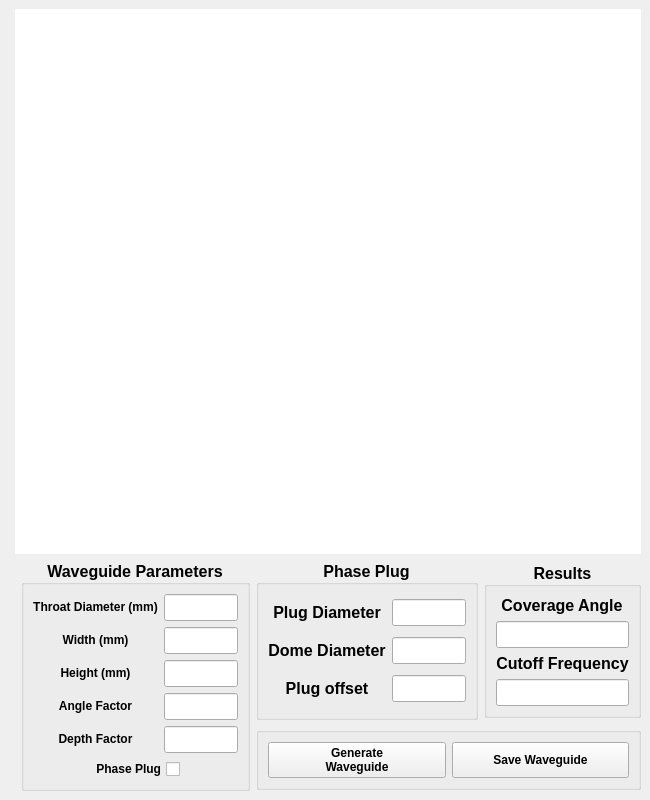
Qt form pyvistaGUI.ui (garciachristian829/Waveguide-Designer) before a commit.
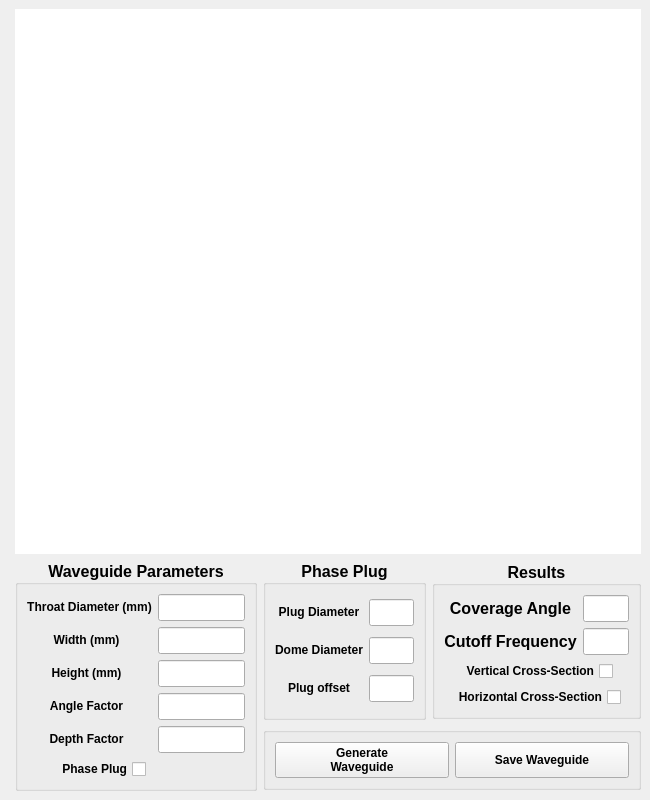
The same form after that commit.

Commit message:
Waveguide Designer R2.py -Working code for vertical and horizontal cross-sections -added checkboxes to GUI for vertical horizontal cross-section
To Do:
-add legend to show height of waveguide
-Shorten code to perform cross-sections
-understand why pyvista.slice does not work for vertical lines

On Going:
-Look for optimizations and places to shorten code

All other files are either testing grounds or GUI

What changed in the file:
```diff
--- a/pyvistaGUI.ui
+++ b/pyvistaGUI.ui
@@ -35,8 +35,8 @@
    <property name="focusPolicy">
     <enum>Qt::StrongFocus</enum>
    </property>
-   <layout class="QGridLayout" name="gridLayout_4">
-    <item row="0" column="0" rowspan="3">
+   <layout class="QGridLayout" name="gridLayout_8">
+    <item row="0" column="0" rowspan="2">
      <spacer name="verticalSpacer">
       <property name="orientation">
        <enum>Qt::Vertical</enum>
@@ -49,79 +49,7 @@
       </property>
      </spacer>
     </item>
-    <item row="3" column="0" colspan="5">
-     <spacer name="horizontalSpacer">
-      <property name="orientation">
-       <enum>Qt::Horizontal</enum>
-      </property>
-      <property name="sizeHint" stdset="0">
-       <size>
-        <width>623</width>
-        <height>0</height>
-       </size>
-      </property>
-     </spacer>
-    </item>
-    <item row="1" column="4">
-     <widget class="QGroupBox" name="groupBox_2">
-      <property name="sizePolicy">
-       <sizepolicy hsizetype="Preferred" vsizetype="Maximum">
-        <horstretch>0</horstretch>
-        <verstretch>0</verstretch>
-       </sizepolicy>
-      </property>
-      <property name="font">
-       <font>
-        <pointsize>12</pointsize>
-        <weight>75</weight>
-        <bold>true</bold>
-       </font>
-      </property>
-      <property name="title">
-       <string>Results</string>
-      </property>
-      <property name="alignment">
-       <set>Qt::AlignCenter</set>
-      </property>
-      <layout class="QGridLayout" name="gridLayout_3">
-       <item row="1" column="0" alignment="Qt::AlignHCenter|Qt::AlignVCenter">
-        <widget class="QLabel" name="label_9">
-         <property name="text">
-          <string>&lt;html&gt;&lt;head/&gt;&lt;body&gt;&lt;p align=&quot;center&quot;&gt;&lt;span style=&quot; font-weight:600;&quot;&gt;Coverage Angle&lt;/span&gt;&lt;/p&gt;&lt;/body&gt;&lt;/html&gt;</string>
-         </property>
-        </widget>
-       </item>
-       <item row="2" column="0" alignment="Qt::AlignVCenter">
-        <widget class="QLineEdit" name="lineEdit_coverage_angle">
-         <property name="focusPolicy">
-          <enum>Qt::NoFocus</enum>
-         </property>
-         <property name="toolTip">
-          <string>Coverage angle for half of waveguide</string>
-         </property>
-        </widget>
-       </item>
-       <item row="4" column="0" alignment="Qt::AlignVCenter">
-        <widget class="QLineEdit" name="lineEdit_cutoff_freq">
-         <property name="focusPolicy">
-          <enum>Qt::NoFocus</enum>
-         </property>
-         <property name="toolTip">
-          <string>Calculated Cutoff Frequency</string>
-         </property>
-        </widget>
-       </item>
-       <item row="3" column="0" alignment="Qt::AlignHCenter">
-        <widget class="QLabel" name="label_10">
-         <property name="text">
-          <string>&lt;html&gt;&lt;head/&gt;&lt;body&gt;&lt;p align=&quot;center&quot;&gt;&lt;span style=&quot; font-weight:600;&quot;&gt;Cutoff Frequency&lt;/span&gt;&lt;/p&gt;&lt;/body&gt;&lt;/html&gt;</string>
-         </property>
-        </widget>
-       </item>
-      </layout>
-     </widget>
-    </item>
-    <item row="0" column="1" colspan="4">
+    <item row="0" column="1">
      <widget class="QFrame" name="frame">
       <property name="sizePolicy">
        <sizepolicy hsizetype="MinimumExpanding" vsizetype="MinimumExpanding">
@@ -558,7 +486,170 @@
       </layout>
      </widget>
     </item>
+    <item row="1" column="1">
+     <layout class="QGridLayout" name="gridLayout_7">
+      <item row="0" column="0" rowspan="2">
+       <widget class="QGroupBox" name="groupBox">
+        <property name="sizePolicy">
+         <sizepolicy hsizetype="Preferred" vsizetype="MinimumExpanding">
+          <horstretch>0</horstretch>
+          <verstretch>0</verstretch>
+         </sizepolicy>
+        </property>
+        <property name="minimumSize">
+         <size>
+          <width>0</width>
+          <height>0</height>
+         </size>
+        </property>
+        <property name="sizeIncrement">
+         <size>
+          <width>0</width>
+          <height>0</height>
+         </size>
+        </property>
+        <property name="font">
+         <font>
+          <pointsize>12</pointsize>
+          <weight>75</weight>
+          <bold>true</bold>
+         </font>
+        </property>
+        <property name="focusPolicy">
+         <enum>Qt::NoFocus</enum>
+        </property>
+        <property name="title">
+         <string>Waveguide Parameters</string>
+        </property>
+        <property name="alignment">
+         <set>Qt::AlignCenter</set>
+        </property>
+        <layout class="QGridLayout" name="gridLayout">
+         <item row="0" column="0" colspan="3">
+          <widget class="QLabel" name="label">
+           <property name="font">
+            <font>
+             <pointsize>13</pointsize>
+            </font>
+           </property>
+           <property name="text">
+            <string>&lt;html&gt;&lt;head/&gt;&lt;body&gt;&lt;p align=&quot;center&quot;&gt;&lt;span style=&quot; font-size:9pt; font-weight:600;&quot;&gt;Throat Diameter (mm)&lt;/span&gt;&lt;/p&gt;&lt;/body&gt;&lt;/html&gt;</string>
+           </property>
+          </widget>
+         </item>
+         <item row="0" column="3">
+          <widget class="QLineEdit" name="lineEdit_throat_diameter">
+           <property name="toolTip">
+            <string>Enter throat diameter</string>
+           </property>
+          </widget>
+         </item>
+         <item row="1" column="0" colspan="2">
+          <widget class="QLabel" name="label_2">
+           <property name="text">
+            <string>&lt;html&gt;&lt;head/&gt;&lt;body&gt;&lt;p align=&quot;center&quot;&gt;&lt;span style=&quot; font-size:9pt; font-weight:600;&quot;&gt;Width (mm)&lt;/span&gt;&lt;/p&gt;&lt;/body&gt;&lt;/html&gt;</string>
+           </property>
+          </widget>
+         </item>
     <item row="1" column="3">
+          <widget class="QLineEdit" name="lineEdit_width">
+           <property name="toolTip">
+            <string>Enter width of waveguide</string>
+           </property>
+          </widget>
+         </item>
+         <item row="2" column="0" colspan="2">
+          <widget class="QLabel" name="label_3">
+           <property name="text">
+            <string>&lt;html&gt;&lt;head/&gt;&lt;body&gt;&lt;p align=&quot;center&quot;&gt;&lt;span style=&quot; font-size:9pt; font-weight:600;&quot;&gt;Height (mm)&lt;/span&gt;&lt;/p&gt;&lt;/body&gt;&lt;/html&gt;</string>
+           </property>
+          </widget>
+         </item>
+         <item row="2" column="3">
+          <widget class="QLineEdit" name="lineEdit_height">
+           <property name="toolTip">
+            <string>Enter height of waveguide, if circular enter the same value as Width</string>
+           </property>
+          </widget>
+         </item>
+         <item row="3" column="0" colspan="2">
+          <widget class="QLabel" name="label_4">
+           <property name="text">
+            <string>&lt;html&gt;&lt;head/&gt;&lt;body&gt;&lt;p align=&quot;center&quot;&gt;&lt;span style=&quot; font-size:9pt; font-weight:600;&quot;&gt;Angle Factor&lt;/span&gt;&lt;/p&gt;&lt;/body&gt;&lt;/html&gt;</string>
+           </property>
+          </widget>
+         </item>
+         <item row="3" column="3">
+          <widget class="QLineEdit" name="lineEdit_angle_factor">
+           <property name="toolTip">
+            <string>&lt;html&gt;&lt;head/&gt;&lt;body&gt;&lt;p&gt;Enter angle factor &lt;/p&gt;&lt;p&gt;Play with this value to get your desired coverage angle&lt;/p&gt;&lt;/body&gt;&lt;/html&gt;</string>
+           </property>
+          </widget>
+         </item>
+         <item row="4" column="0" colspan="2">
+          <widget class="QLabel" name="label_5">
+           <property name="text">
+            <string>&lt;html&gt;&lt;head/&gt;&lt;body&gt;&lt;p align=&quot;center&quot;&gt;&lt;span style=&quot; font-size:9pt; font-weight:600;&quot;&gt;Depth Factor&lt;/span&gt;&lt;/p&gt;&lt;/body&gt;&lt;/html&gt;</string>
+           </property>
+          </widget>
+         </item>
+         <item row="4" column="3">
+          <widget class="QLineEdit" name="lineEdit_depth_factor">
+           <property name="toolTip">
+            <string>&lt;html&gt;&lt;head/&gt;&lt;body&gt;&lt;p&gt;Enter depth factor&lt;/p&gt;&lt;p&gt;Play with this value to get your desired depth. &lt;/p&gt;&lt;p&gt;(Target depth factor must be greater than 2)&lt;/p&gt;&lt;/body&gt;&lt;/html&gt;</string>
+           </property>
+          </widget>
+         </item>
+         <item row="5" column="0">
+          <spacer name="horizontalSpacer_3">
+           <property name="orientation">
+            <enum>Qt::Horizontal</enum>
+           </property>
+           <property name="sizeHint" stdset="0">
+            <size>
+             <width>23</width>
+             <height>20</height>
+            </size>
+           </property>
+          </spacer>
+         </item>
+         <item row="5" column="1">
+          <widget class="QCheckBox" name="checkBox_phaseplug">
+           <property name="font">
+            <font>
+             <pointsize>9</pointsize>
+             <weight>75</weight>
+             <bold>true</bold>
+            </font>
+           </property>
+           <property name="layoutDirection">
+            <enum>Qt::RightToLeft</enum>
+           </property>
+           <property name="text">
+            <string>Phase Plug</string>
+           </property>
+          </widget>
+         </item>
+         <item row="5" column="2" colspan="2">
+          <spacer name="horizontalSpacer_2">
+           <property name="orientation">
+            <enum>Qt::Horizontal</enum>
+           </property>
+           <property name="sizeType">
+            <enum>QSizePolicy::MinimumExpanding</enum>
+           </property>
+           <property name="sizeHint" stdset="0">
+            <size>
+             <width>93</width>
+             <height>20</height>
+            </size>
+           </property>
+          </spacer>
+         </item>
+        </layout>
+       </widget>
+      </item>
+      <item row="0" column="1">
      <widget class="QGroupBox" name="groupBox_phaseplug">
       <property name="sizePolicy">
        <sizepolicy hsizetype="Preferred" vsizetype="Minimum">
@@ -582,38 +673,146 @@
       <layout class="QGridLayout" name="gridLayout_2">
        <item row="0" column="0">
         <widget class="QLabel" name="label_6">
+           <property name="font">
+            <font>
+             <pointsize>9</pointsize>
+            </font>
+           </property>
          <property name="text">
           <string>&lt;html&gt;&lt;head/&gt;&lt;body&gt;&lt;p align=&quot;center&quot;&gt;&lt;span style=&quot; font-weight:600;&quot;&gt;Plug Diameter&lt;/span&gt;&lt;/p&gt;&lt;/body&gt;&lt;/html&gt;</string>
          </property>
         </widget>
        </item>
-       <item row="1" column="1">
-        <widget class="QLineEdit" name="lineEdit_dome_diameter"/>
-       </item>
-       <item row="2" column="0">
-        <widget class="QLabel" name="label_8">
-         <property name="text">
-          <string>&lt;html&gt;&lt;head/&gt;&lt;body&gt;&lt;p align=&quot;center&quot;&gt;&lt;span style=&quot; font-weight:600;&quot;&gt;Plug offset&lt;/span&gt;&lt;/p&gt;&lt;/body&gt;&lt;/html&gt;</string>
-         </property>
-        </widget>
-       </item>
        <item row="0" column="1">
         <widget class="QLineEdit" name="lineEdit_plug_diameter"/>
        </item>
        <item row="1" column="0">
         <widget class="QLabel" name="label_7">
+           <property name="font">
+            <font>
+             <pointsize>9</pointsize>
+            </font>
+           </property>
          <property name="text">
           <string>&lt;html&gt;&lt;head/&gt;&lt;body&gt;&lt;p align=&quot;center&quot;&gt;&lt;span style=&quot; font-weight:600;&quot;&gt;Dome Diameter&lt;/span&gt;&lt;/p&gt;&lt;/body&gt;&lt;/html&gt;</string>
          </property>
         </widget>
        </item>
+         <item row="1" column="1">
+          <widget class="QLineEdit" name="lineEdit_dome_diameter"/>
+         </item>
+         <item row="2" column="0">
+          <widget class="QLabel" name="label_8">
+           <property name="font">
+            <font>
+             <pointsize>9</pointsize>
+            </font>
+           </property>
+           <property name="text">
+            <string>&lt;html&gt;&lt;head/&gt;&lt;body&gt;&lt;p align=&quot;center&quot;&gt;&lt;span style=&quot; font-weight:600;&quot;&gt;Plug offset&lt;/span&gt;&lt;/p&gt;&lt;/body&gt;&lt;/html&gt;</string>
+           </property>
+          </widget>
+         </item>
        <item row="2" column="1">
         <widget class="QLineEdit" name="lineEdit_plugoffset"/>
        </item>
       </layout>
      </widget>
     </item>
-    <item row="2" column="3" colspan="2">
+      <item row="0" column="2">
+       <widget class="QGroupBox" name="groupBox_results">
+        <property name="sizePolicy">
+         <sizepolicy hsizetype="Preferred" vsizetype="Maximum">
+          <horstretch>0</horstretch>
+          <verstretch>0</verstretch>
+         </sizepolicy>
+        </property>
+        <property name="font">
+         <font>
+          <pointsize>12</pointsize>
+          <weight>75</weight>
+          <bold>true</bold>
+         </font>
+        </property>
+        <property name="title">
+         <string>Results</string>
+        </property>
+        <property name="alignment">
+         <set>Qt::AlignCenter</set>
+        </property>
+        <layout class="QGridLayout" name="gridLayout_3">
+         <item row="0" column="0">
+          <widget class="QLabel" name="label_9">
+           <property name="text">
+            <string>&lt;html&gt;&lt;head/&gt;&lt;body&gt;&lt;p align=&quot;center&quot;&gt;&lt;span style=&quot; font-weight:600;&quot;&gt;Coverage Angle&lt;/span&gt;&lt;/p&gt;&lt;/body&gt;&lt;/html&gt;</string>
+           </property>
+          </widget>
+         </item>
+         <item row="0" column="1">
+          <widget class="QLineEdit" name="lineEdit_coverage_angle">
+           <property name="focusPolicy">
+            <enum>Qt::NoFocus</enum>
+           </property>
+           <property name="toolTip">
+            <string>Coverage angle for half of waveguide</string>
+           </property>
+          </widget>
+         </item>
+         <item row="1" column="0">
+          <widget class="QLabel" name="label_10">
+           <property name="text">
+            <string>&lt;html&gt;&lt;head/&gt;&lt;body&gt;&lt;p align=&quot;center&quot;&gt;&lt;span style=&quot; font-weight:600;&quot;&gt;Cutoff Frequency&lt;/span&gt;&lt;/p&gt;&lt;/body&gt;&lt;/html&gt;</string>
+           </property>
+          </widget>
+         </item>
+         <item row="1" column="1">
+          <widget class="QLineEdit" name="lineEdit_cutoff_freq">
+           <property name="focusPolicy">
+            <enum>Qt::NoFocus</enum>
+           </property>
+           <property name="toolTip">
+            <string>Calculated Cutoff Frequency</string>
+           </property>
+          </widget>
+         </item>
+         <item row="2" column="0" colspan="2" alignment="Qt::AlignHCenter">
+          <widget class="QCheckBox" name="ver_checkbox">
+           <property name="font">
+            <font>
+             <pointsize>9</pointsize>
+             <weight>75</weight>
+             <bold>true</bold>
+            </font>
+           </property>
+           <property name="layoutDirection">
+            <enum>Qt::RightToLeft</enum>
+           </property>
+           <property name="text">
+            <string>Vertical Cross-Section</string>
+           </property>
+          </widget>
+         </item>
+         <item row="3" column="0" colspan="2" alignment="Qt::AlignHCenter|Qt::AlignVCenter">
+          <widget class="QCheckBox" name="hor_checkbox">
+           <property name="font">
+            <font>
+             <pointsize>9</pointsize>
+             <weight>75</weight>
+             <bold>true</bold>
+            </font>
+           </property>
+           <property name="layoutDirection">
+            <enum>Qt::RightToLeft</enum>
+           </property>
+           <property name="text">
+            <string>Horizontal Cross-Section</string>
+           </property>
+          </widget>
+         </item>
+        </layout>
+       </widget>
+      </item>
+      <item row="1" column="1" colspan="2">
      <widget class="QGroupBox" name="groupBox_3">
       <property name="sizePolicy">
        <sizepolicy hsizetype="Preferred" vsizetype="Maximum">
@@ -641,8 +840,8 @@
       <property name="flat">
        <bool>true</bool>
       </property>
-      <layout class="QHBoxLayout" name="horizontalLayout">
-       <item>
+        <layout class="QGridLayout" name="gridLayout_4">
+         <item row="0" column="0">
         <widget class="QPushButton" name="pushButton_generate_waveguide">
          <property name="sizePolicy">
           <sizepolicy hsizetype="Minimum" vsizetype="Expanding">
@@ -662,7 +861,7 @@
          </property>
         </widget>
        </item>
-       <item>
+         <item row="0" column="1">
         <widget class="QPushButton" name="pushButton_save_button">
          <property name="sizePolicy">
           <sizepolicy hsizetype="Minimum" vsizetype="Expanding">
@@ -684,137 +883,20 @@
       </layout>
      </widget>
     </item>
-    <item row="1" column="2" rowspan="2">
-     <widget class="QGroupBox" name="groupBox">
-      <property name="sizePolicy">
-       <sizepolicy hsizetype="Preferred" vsizetype="MinimumExpanding">
-        <horstretch>0</horstretch>
-        <verstretch>0</verstretch>
-       </sizepolicy>
-      </property>
-      <property name="minimumSize">
-       <size>
-        <width>0</width>
-        <height>0</height>
-       </size>
-      </property>
-      <property name="sizeIncrement">
-       <size>
-        <width>0</width>
-        <height>0</height>
-       </size>
-      </property>
-      <property name="font">
-       <font>
-        <pointsize>12</pointsize>
-        <weight>75</weight>
-        <bold>true</bold>
-       </font>
-      </property>
-      <property name="focusPolicy">
-       <enum>Qt::NoFocus</enum>
-      </property>
-      <property name="title">
-       <string>Waveguide Parameters</string>
-      </property>
-      <property name="alignment">
-       <set>Qt::AlignCenter</set>
-      </property>
-      <layout class="QGridLayout" name="gridLayout">
-       <item row="1" column="0">
-        <widget class="QLabel" name="label_2">
-         <property name="text">
-          <string>&lt;html&gt;&lt;head/&gt;&lt;body&gt;&lt;p align=&quot;center&quot;&gt;&lt;span style=&quot; font-size:9pt; font-weight:600;&quot;&gt;Width (mm)&lt;/span&gt;&lt;/p&gt;&lt;/body&gt;&lt;/html&gt;</string>
-         </property>
-        </widget>
-       </item>
-       <item row="4" column="0">
-        <widget class="QLabel" name="label_5">
-         <property name="text">
-          <string>&lt;html&gt;&lt;head/&gt;&lt;body&gt;&lt;p align=&quot;center&quot;&gt;&lt;span style=&quot; font-size:9pt; font-weight:600;&quot;&gt;Depth Factor&lt;/span&gt;&lt;/p&gt;&lt;/body&gt;&lt;/html&gt;</string>
-         </property>
-        </widget>
-       </item>
-       <item row="0" column="1">
-        <widget class="QLineEdit" name="lineEdit_throat_diameter">
-         <property name="toolTip">
-          <string>Enter throat diameter</string>
-         </property>
-        </widget>
-       </item>
-       <item row="3" column="1">
-        <widget class="QLineEdit" name="lineEdit_angle_factor">
-         <property name="toolTip">
-          <string>&lt;html&gt;&lt;head/&gt;&lt;body&gt;&lt;p&gt;Enter angle factor &lt;/p&gt;&lt;p&gt;Play with this value to get your desired coverage angle&lt;/p&gt;&lt;/body&gt;&lt;/html&gt;</string>
-         </property>
-        </widget>
-       </item>
-       <item row="3" column="0">
-        <widget class="QLabel" name="label_4">
-         <property name="text">
-          <string>&lt;html&gt;&lt;head/&gt;&lt;body&gt;&lt;p align=&quot;center&quot;&gt;&lt;span style=&quot; font-size:9pt; font-weight:600;&quot;&gt;Angle Factor&lt;/span&gt;&lt;/p&gt;&lt;/body&gt;&lt;/html&gt;</string>
-         </property>
-        </widget>
-       </item>
-       <item row="2" column="1">
-        <widget class="QLineEdit" name="lineEdit_height">
-         <property name="toolTip">
-          <string>Enter height of waveguide, if circular enter the same value as Width</string>
-         </property>
-        </widget>
-       </item>
-       <item row="1" column="1">
-        <widget class="QLineEdit" name="lineEdit_width">
-         <property name="toolTip">
-          <string>Enter width of waveguide</string>
-         </property>
-        </widget>
-       </item>
-       <item row="0" column="0">
-        <widget class="QLabel" name="label">
-         <property name="font">
-          <font>
-           <pointsize>13</pointsize>
-          </font>
-         </property>
-         <property name="text">
-          <string>&lt;html&gt;&lt;head/&gt;&lt;body&gt;&lt;p align=&quot;center&quot;&gt;&lt;span style=&quot; font-size:9pt; font-weight:600;&quot;&gt;Throat Diameter (mm)&lt;/span&gt;&lt;/p&gt;&lt;/body&gt;&lt;/html&gt;</string>
-         </property>
-        </widget>
-       </item>
-       <item row="2" column="0">
-        <widget class="QLabel" name="label_3">
-         <property name="text">
-          <string>&lt;html&gt;&lt;head/&gt;&lt;body&gt;&lt;p align=&quot;center&quot;&gt;&lt;span style=&quot; font-size:9pt; font-weight:600;&quot;&gt;Height (mm)&lt;/span&gt;&lt;/p&gt;&lt;/body&gt;&lt;/html&gt;</string>
-         </property>
-        </widget>
-       </item>
-       <item row="4" column="1">
-        <widget class="QLineEdit" name="lineEdit_depth_factor">
-         <property name="toolTip">
-          <string>&lt;html&gt;&lt;head/&gt;&lt;body&gt;&lt;p&gt;Enter depth factor&lt;/p&gt;&lt;p&gt;Play with this value to get your desired depth. &lt;/p&gt;&lt;p&gt;(Target depth factor must be greater than 2)&lt;/p&gt;&lt;/body&gt;&lt;/html&gt;</string>
-         </property>
-        </widget>
-       </item>
-       <item row="5" column="0" colspan="2" alignment="Qt::AlignHCenter|Qt::AlignVCenter">
-        <widget class="QCheckBox" name="checkBox_phaseplug">
-         <property name="font">
-          <font>
-           <pointsize>9</pointsize>
-           <weight>75</weight>
-           <bold>true</bold>
-          </font>
-         </property>
-         <property name="layoutDirection">
-          <enum>Qt::RightToLeft</enum>
-         </property>
-         <property name="text">
-          <string>Phase Plug</string>
-         </property>
-        </widget>
-       </item>
-      </layout>
-     </widget>
+     </layout>
+    </item>
+    <item row="2" column="0" colspan="2">
+     <spacer name="horizontalSpacer">
+      <property name="orientation">
+       <enum>Qt::Horizontal</enum>
+      </property>
+      <property name="sizeHint" stdset="0">
+       <size>
+        <width>623</width>
+        <height>0</height>
+       </size>
+      </property>
+     </spacer>
     </item>
    </layout>
   </widget>
```
Lines whose indentation alone changed are shown as unchanged. The commit also changes 3 other files.
